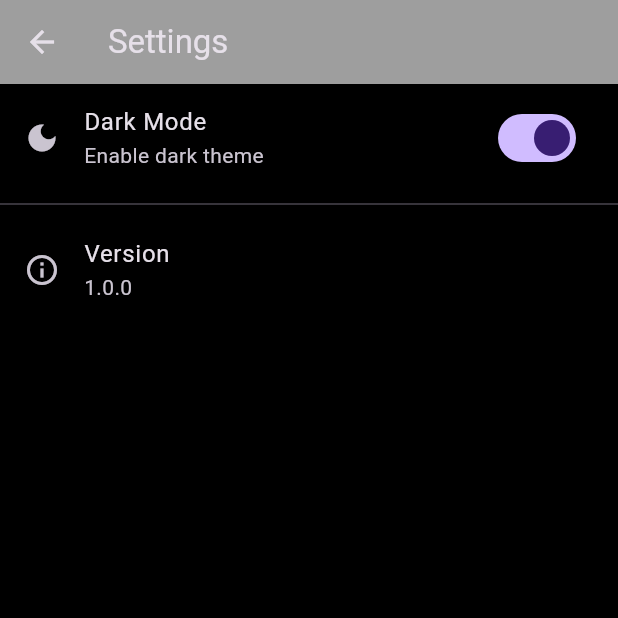
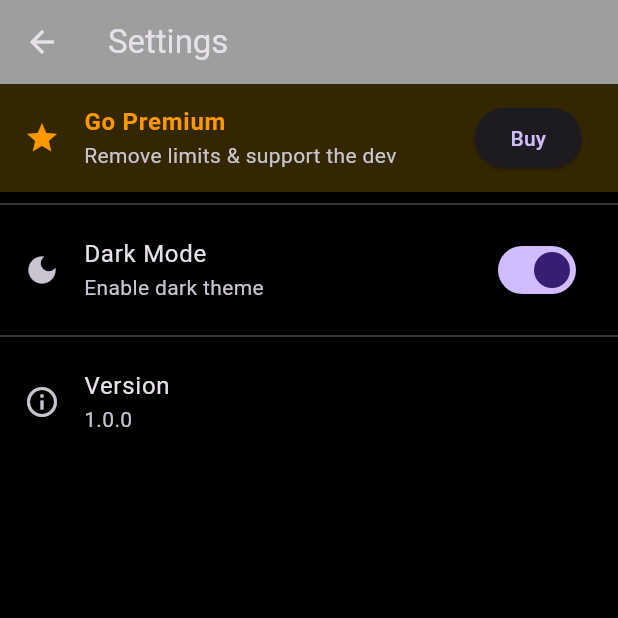
Before and after one commit to vfaust1/Devle, a Flutter app: the screen it shows after launch, after a tap on "Settings", on a phone screen of 412 x 824 dp, the top half of it. Run offline on Flutter 3.47's test engine with Material 3 defaults, Android fonts, the phone set to English and light mode, and no system bars; our stand-ins replace shared_preferences; project files that could hold a hidden picture were left out.

Commit message:
feat: add premium system and share functionality
- Implement PremiumService for in-app purchases simulation
- Add premium badge and unlock button in settings
- Limit free word games to 3 per day for non-premium users
- Create share score feature with clipboard copy
- Generate formatted emoji grid for sharing results
- Display premium status with visual feedback
- Add unlock message and premium benefits UI
- Integrate premium check in home screen navigation

```diff
--- a/lib/main.dart
+++ b/lib/main.dart
@@ -2,14 +2,17 @@ import 'package:flutter/material.dart';
 import 'screens/home_screen.dart';
 import 'services/word_service.dart';
 import 'services/theme_service.dart';
+import 'services/premium_service.dart';
 
 final themeService = ThemeService();
+final premiumService = PremiumService();
 
 void main() async {
   WidgetsFlutterBinding.ensureInitialized();
 
   await WordService.loadDictionary();
   await themeService.loadTheme();
+  await premiumService.loadPremiumStatus();
 
   runApp(const DevleApp());
 }
--- a/lib/screens/settings_screen.dart
+++ b/lib/screens/settings_screen.dart
@@ -7,24 +7,61 @@ class SettingsScreen extends StatelessWidget {
   @override
   Widget build(BuildContext context) {
     return ListenableBuilder(
-      listenable: themeService,
+      listenable: premiumService,
       builder: (context, child) {
         return Scaffold(
           appBar: AppBar(title: const Text('Settings')),
           body: ListView(
             children: [
+              // Section Premium
+              if (!premiumService.isPremium) ...[
+                Container(
+                  color: Colors.amber.withOpacity(0.2), // Fond doré
+                  child: ListTile(
+                    leading: const Icon(Icons.star, color: Colors.orange),
+                    title: const Text('Go Premium', style: TextStyle(fontWeight: FontWeight.bold, color: Colors.orange)),
+                    subtitle: const Text('Remove limits & support the dev'),
+                    trailing: ElevatedButton(
+                      onPressed: () {
+                         // SIMULATION D'ACHAT
+                         premiumService.buyPremium();
+
+                         ScaffoldMessenger.of(context).showSnackBar(
+                           const SnackBar(content: Text('Welcome to Premium! 🌟')),
+                         );
+                      },
+                      child: const Text('Buy'),
+                    ),
+                  ),
+                ),
+                const Divider(),
+              ]
+              else ...[
+                Container(
+                   color: Colors.green.withOpacity(0.1),
+                   child: const ListTile(
+                     leading: Icon(Icons.verified, color: Colors.green),
+                     title: Text('Premium Unlocked'),
+                     subtitle: Text('Thank you for your support! ❤️'),
+                   ),
+                 ),
+                 const Divider(),
+              ],
+
+              // Section Dark Mode
               SwitchListTile(
                 title: const Text('Dark Mode'),
                 subtitle: const Text('Enable dark theme'),
-                secondary: const Icon(Icons.dark_mode), // Icône à gauche
-                value: themeService.isDarkMode, // La valeur actuelle
+                secondary: const Icon(Icons.dark_mode),
+                value: themeService.isDarkMode,
                 onChanged: (bool value) {
-                  themeService.toggleTheme(); // L'action
+                  themeService.toggleTheme();
                 },
               ),
 
-              const Divider(), // Une ligne de séparation
+              const Divider(),
 
+              // Section Version
               ListTile(
                 leading: const Icon(Icons.info_outline),
                 title: const Text('Version'),
--- /dev/null
+++ b/lib/services/premium_service.dart
@@ -0,0 +1,32 @@
+import 'package:flutter/material.dart';
+import 'package:shared_preferences/shared_preferences.dart';
+
+class PremiumService extends ChangeNotifier {
+  static const String _keyPremium = 'is_premium_user';
+  bool _isPremium = false;
+
+  bool get isPremium => _isPremium;
+
+  // Charger l'état au démarrage
+  Future<void> loadPremiumStatus() async {
+    final prefs = await SharedPreferences.getInstance();
+    _isPremium = prefs.getBool(_keyPremium) ?? false;
+    notifyListeners();
+  }
+
+  // Simuler l'achat
+  Future<void> buyPremium() async {
+    final prefs = await SharedPreferences.getInstance();
+    _isPremium = true;
+    await prefs.setBool(_keyPremium, true);
+    notifyListeners();
+  }
+
+  // Pour les tests : Annuler l'achat
+  Future<void> clearPremium() async {
+    final prefs = await SharedPreferences.getInstance();
+    _isPremium = false;
+    await prefs.remove(_keyPremium);
+    notifyListeners();
+  }
+}
```
Also changed, not shown: lib/screens/daily_word_screen.dart (+68 -6 lines), lib/screens/home_screen.dart (+12 -0 lines).
